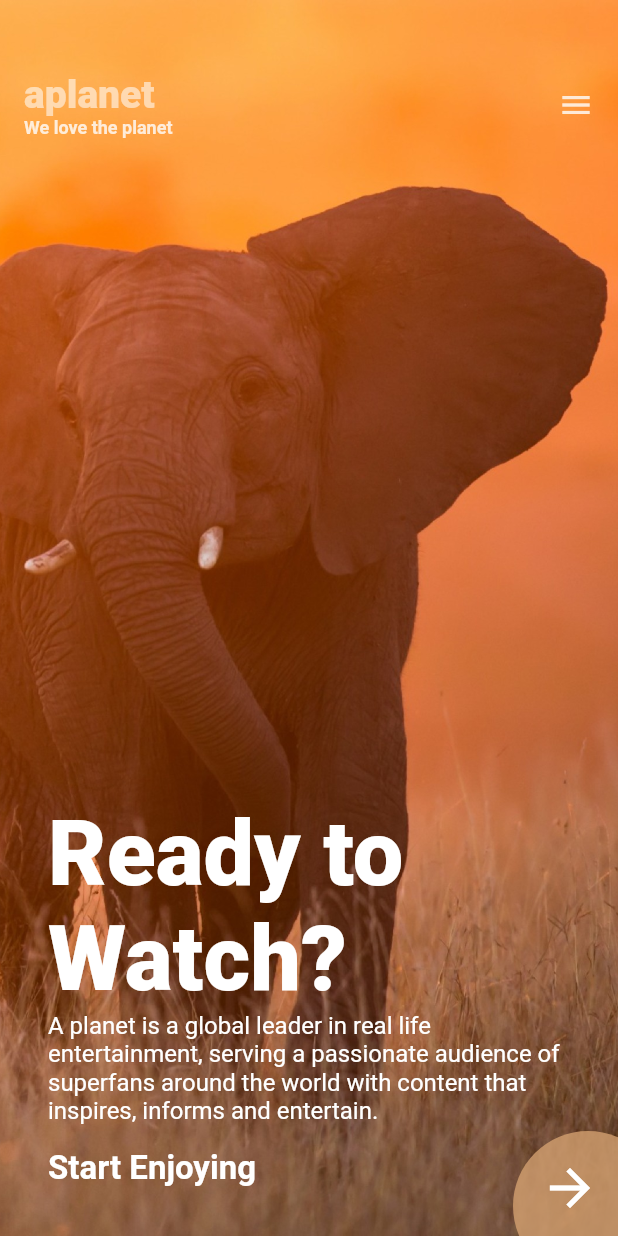
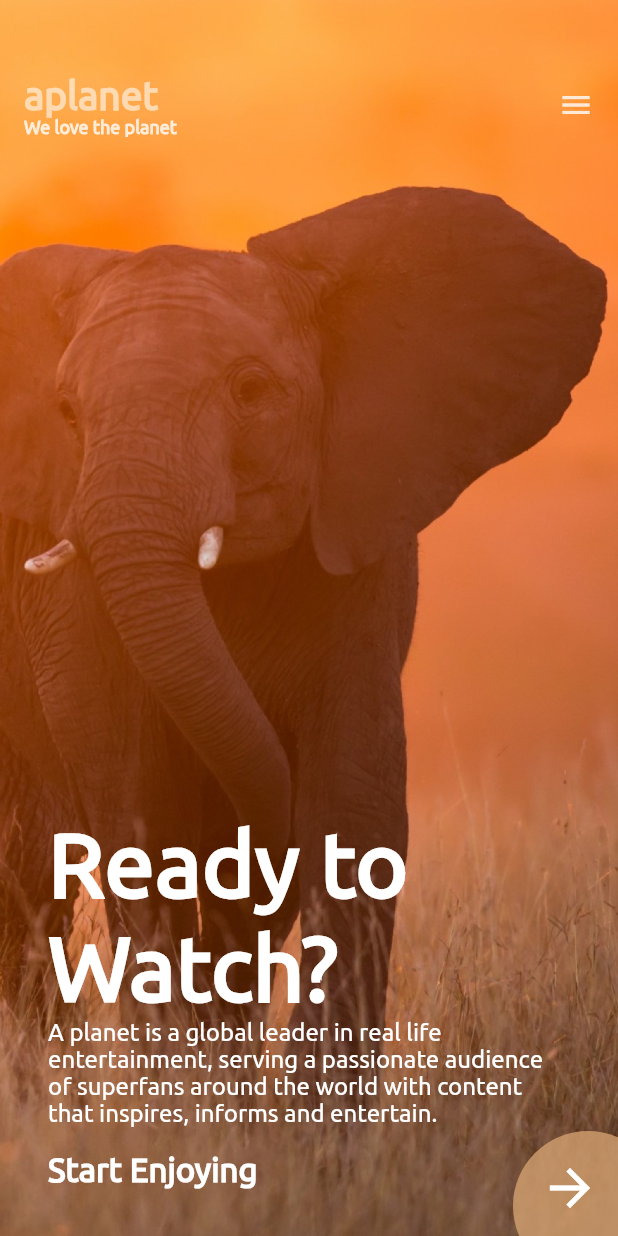
Before and after one commit to DaminduSandaruwan/AnimalPlanetUI, a Flutter app: the screen it shows after launch, on a phone screen of 412 x 824 dp. Run offline on Flutter 3.47's test engine with Material 2 defaults, Android fonts, the phone set to English and light mode, and no system bars; project files that could hold a hidden picture were left out.

```diff
--- a/lib/utils/text_style.dart
+++ b/lib/utils/text_style.dart
@@ -7,30 +7,35 @@ class TextStyles{
     fontSize: 26,
     fontWeight: FontWeight.w800,
     color: Colors.white.withOpacity(0.7),
+    fontFamily: 'Ubuntu',
   );
 
   static final TextStyle tagLineTextStyle = TextStyle(
     fontSize: 12,
     fontWeight: FontWeight.w600,
     color: Colors.white,
+    fontFamily: 'Ubuntu',
   );
 
   static final TextStyle bigHeadingTextStyle = TextStyle(
     fontSize: 60,
     fontWeight: FontWeight.w900,
     color: Colors.white,
+    fontFamily: 'Ubuntu',
   );
 
   static final TextStyle bodyTextStyle = TextStyle(
     fontSize: 16,
     fontWeight: FontWeight.w400,
     color: Colors.white,
+    fontFamily: 'Ubuntu',
   );
 
   static final TextStyle buttonTextStyle = TextStyle(
     fontSize: 22,
     fontWeight: FontWeight.w600,
     color: Colors.white,
+    fontFamily: 'Ubuntu',
   );
 
 
```
Also changed, not shown: pubspec.yaml (+4 -4 lines).
